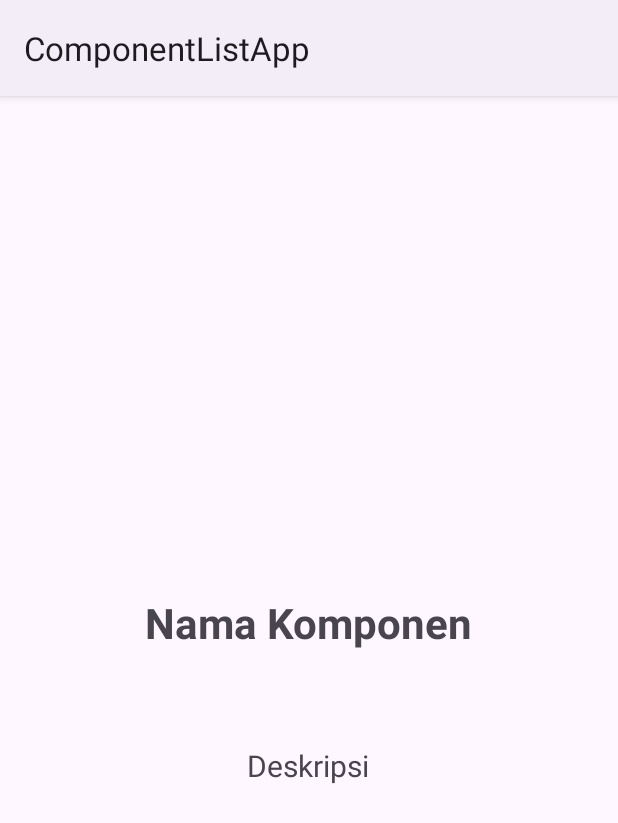
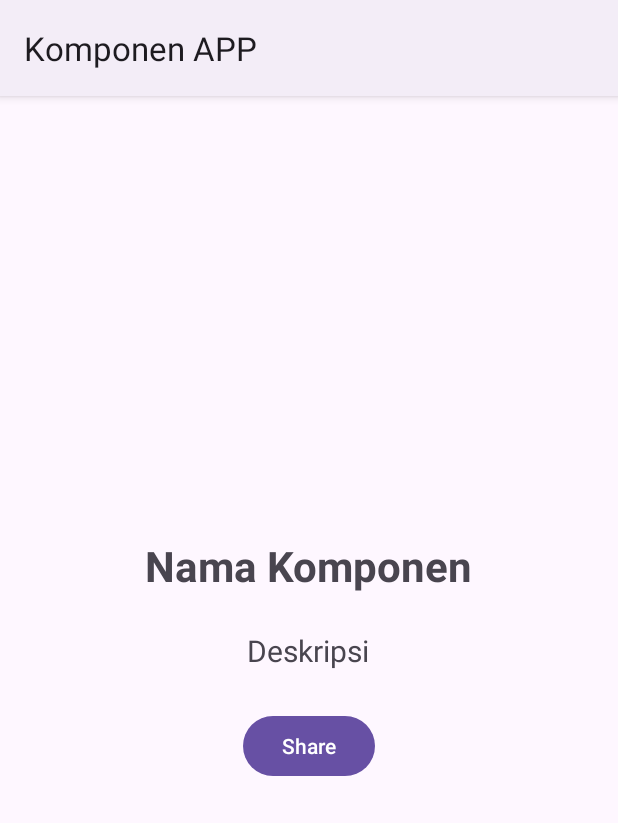
Before and after one commit to hamersda/ComponentListApp, an Android app: the DetailActivity screen opened directly, with no data from a screen before it, on a phone screen of 412 x 824 dp. Shown: the top 823 px of the screen. Run offline under Robolectric (Android 15) with nearby library versions, the phone set to English and light mode, and no system bars.

Commit message:
Fitur share berfungsi

```diff
--- a/app/src/main/java/com/projectIntro/componentlistapp/DetailActivity.kt
+++ b/app/src/main/java/com/projectIntro/componentlistapp/DetailActivity.kt
@@ -1,7 +1,9 @@
 package com.projectIntro.componentlistapp
 
+import android.content.Intent
 import android.os.Build
 import android.os.Bundle
+import android.widget.Button
 import android.widget.ImageView
 import android.widget.TextView
 import androidx.appcompat.app.AppCompatActivity
@@ -26,5 +28,12 @@ class DetailActivity : AppCompatActivity() {
             descriptionItem.text = dataKomponen.description
             imageKomponen.setImageResource(dataKomponen.photo)
         }
+        val btnShare = findViewById<Button>(R.id.action_share)
+        btnShare.setOnClickListener {
+            val shareIntent = Intent(Intent.ACTION_SEND)
+            shareIntent.type = "text/plain"
+            shareIntent.putExtra(Intent.EXTRA_TEXT, "Konten Dibagikan")
+            startActivity(Intent.createChooser(shareIntent, "Bagikan melalui"))
+        }
     }
 }
--- a/app/src/main/res/layout/activity_detail.xml
+++ b/app/src/main/res/layout/activity_detail.xml
@@ -1,10 +1,12 @@
 <?xml version="1.0" encoding="utf-8"?>
-<androidx.constraintlayout.widget.ConstraintLayout xmlns:android="http://schemas.android.com/apk/res/android"
+<ScrollView xmlns:android="http://schemas.android.com/apk/res/android"
     xmlns:app="http://schemas.android.com/apk/res-auto"
     xmlns:tools="http://schemas.android.com/tools"
     android:layout_width="match_parent"
     android:layout_height="match_parent">
-
+    <androidx.constraintlayout.widget.ConstraintLayout
+        android:layout_width="match_parent"
+        android:layout_height="match_parent">
 
         <ImageView
             android:id="@+id/imageKomponen"
@@ -43,4 +45,16 @@
             app:layout_constraintVertical_bias="0.153"
             android:textSize="20sp"
             android:padding="10dp"/>
+
+        <Button
+            android:id="@+id/action_share"
+            android:layout_width="wrap_content"
+            android:layout_height="wrap_content"
+            android:layout_margin="16dp"
+            android:text="@string/Share"
+            app:layout_constraintBottom_toBottomOf="parent"
+            app:layout_constraintEnd_toEndOf="parent"
+            app:layout_constraintStart_toStartOf="parent"
+            app:layout_constraintTop_toBottomOf="@+id/descriptionItem" />
     </androidx.constraintlayout.widget.ConstraintLayout>
+</ScrollView>
--- a/app/src/main/res/values/strings.xml
+++ b/app/src/main/res/values/strings.xml
@@ -1,6 +1,6 @@
 <resources>
-    <string name="app_name">ComponentListApp</string>
-
+    <string name="app_name">Komponen APP</string>
+    <string name="Share">Share</string>
 
     <string name="komponens_name">Nama Komponen</string>
     <string name="tvkomponens_name">Nama Komponen</string>
```
Lines whose indentation alone changed are shown as unchanged.
